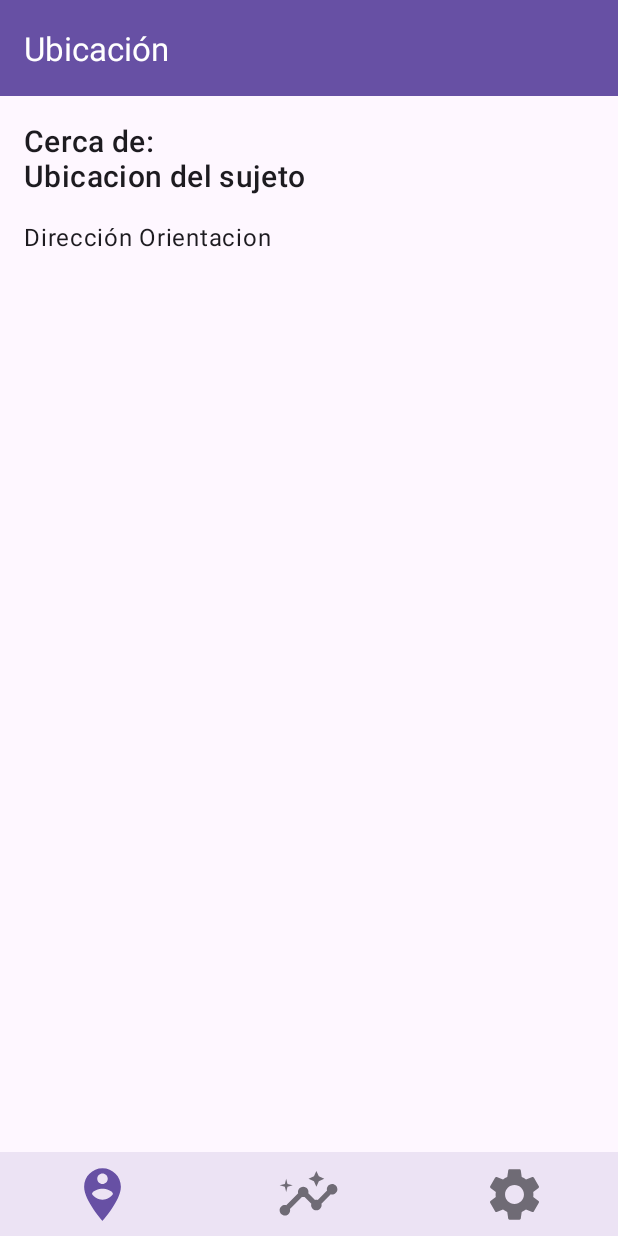
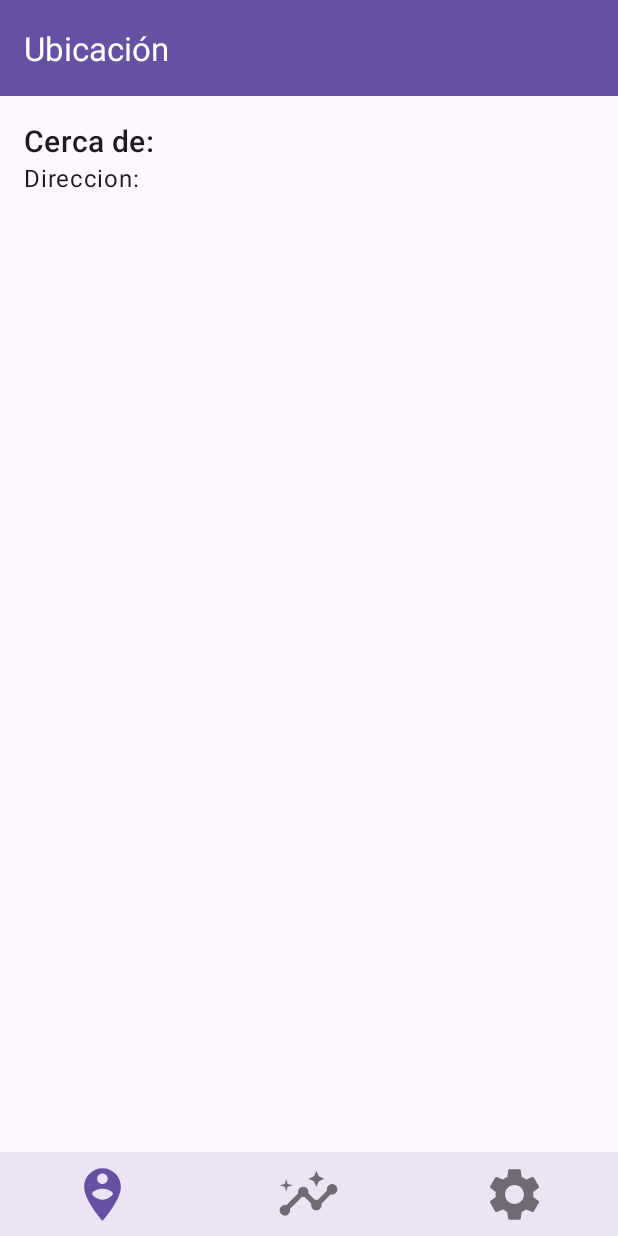
Before and after one commit to infolimbert/Aquisito, an Android app built with Jetpack Compose: the screen it shows after launch (MainActivity), on a phone screen of 412 x 824 dp. Run offline under Robolectric (Android 15) with nearby library versions, the light colour scheme and no system bars.

Commit message:
se mejoro un poco el tvlocationfragment para que lea solo un bloque textview. todo funciona hasta aqui, proximo commit sera para el audifono

```diff
--- a/app/src/main/java/com/example/aquisito/LocationFragment.kt
+++ b/app/src/main/java/com/example/aquisito/LocationFragment.kt
@@ -80,12 +80,12 @@ class LocationFragment : Fragment() {
         if (!hasAnnouncedLocation) {  // Solo lo ejecutamos si no ha sido anunciado antes
             Handler(Looper.getMainLooper()).postDelayed({
                 locationBinding.tvLocation?.let {
-                    if (it.text.isNotEmpty() && it.text!= "Cerca de:\nUbicacion del sujeto") {
+                    if (it.text.isNotEmpty() && it.text!= "Cerca de:") {
                         it.announceForAccessibility(it.text)  // TalkBack lee el contenido
                         hasAnnouncedLocation = true  // Marcamos que ya se ha leído una vez
                     }
                 }
-            }, 2000)  // Ajusta el retraso si es necesario (2 segundos en este caso)
+            }, 3000)  // Ajusta el retraso si es necesario (2 segundos en este caso)
         }
     }
     private fun registerLocationReceiver(){
--- a/app/src/main/res/layout/fragment_location.xml
+++ b/app/src/main/res/layout/fragment_location.xml
@@ -12,33 +12,24 @@
         android:id="@+id/tvLocation"
         android:layout_width="wrap_content"
         android:layout_height="wrap_content"
-        android:text="Cerca de:\nUbicacion del sujeto"
+        android:text="Cerca de:"
         android:textAppearance="?attr/textAppearanceHeadline6"
         android:layout_marginLeft="@dimen/common_padding_default"
+        android:layout_marginRight="@dimen/common_padding_default"
         android:layout_marginTop="@dimen/common_padding_default"
         app:layout_constraintStart_toStartOf="parent"
         app:layout_constraintTop_toTopOf="parent"
         />
 
-    <TextView
-        android:id="@+id/tvDirection"
-        android:layout_width="wrap_content"
-        android:layout_height="wrap_content"
-        android:text="Dirección "
-        android:layout_marginTop="@dimen/common_padding_default"
-        android:textAppearance="?attr/textAppearanceBody1"
-        android:layout_marginLeft="@dimen/common_padding_default"
-        app:layout_constraintStart_toStartOf="parent"
-        app:layout_constraintTop_toBottomOf="@id/tvLocation"
-        />
 
     <TextView
         android:id="@+id/tvOrientation"
         android:layout_width="wrap_content"
         android:layout_height="wrap_content"
-        android:text="Orientacion"
+        android:text="Direccion: "
         android:textAppearance="?attr/textAppearanceBody1"
-        app:layout_constraintStart_toEndOf="@id/tvDirection"
-        app:layout_constraintBottom_toBottomOf="@id/tvDirection"/>
+        app:layout_constraintStart_toStartOf="@id/tvLocation"
+        app:layout_constraintTop_toBottomOf="@id/tvLocation"
+        />
 
 </androidx.constraintlayout.widget.ConstraintLayout>
```
